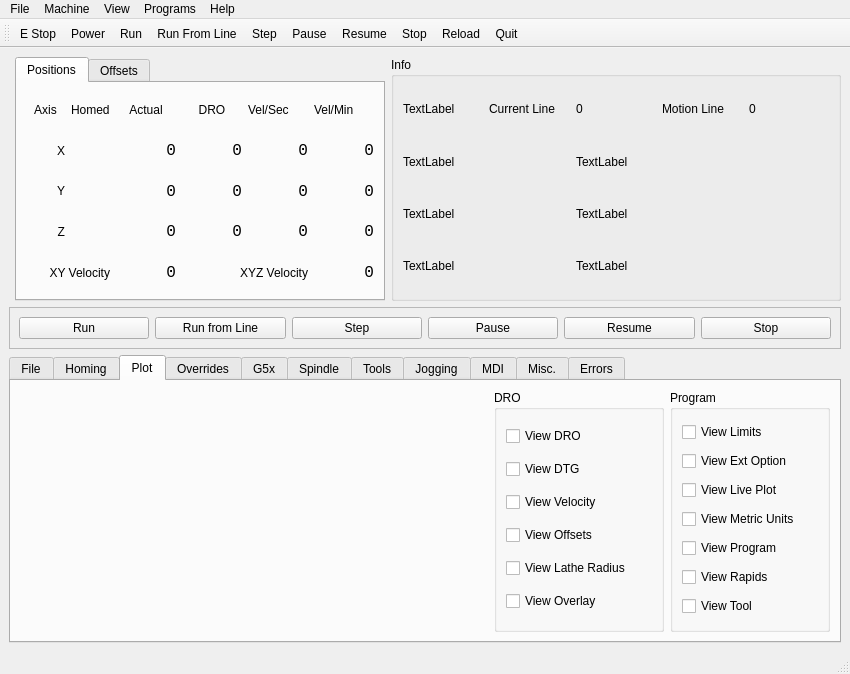
This is examples/xyz/xyz.ui in jethornton/flexgui as Qt 5 draws it before an edit. The edited form follows.
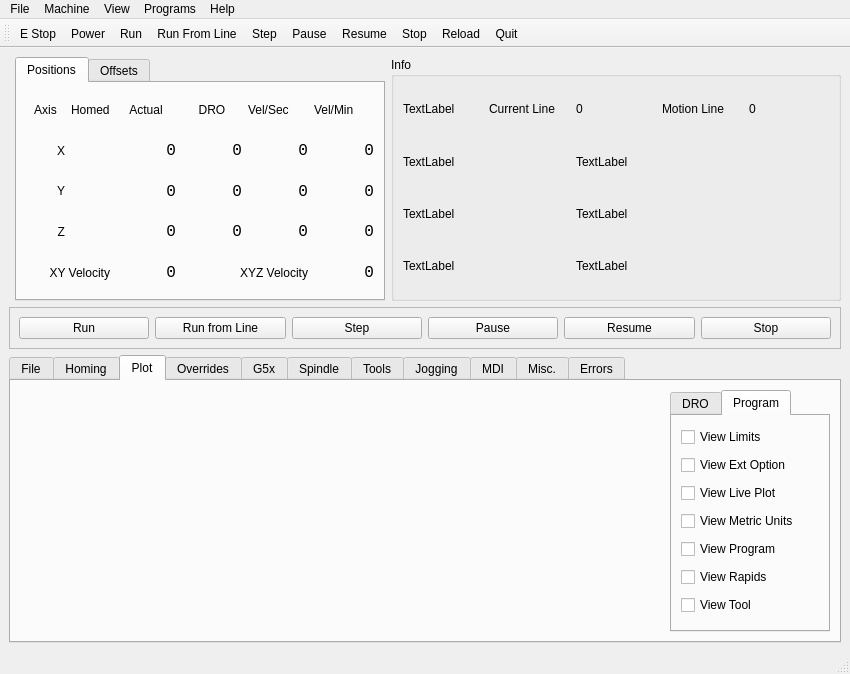
This is the edited form. The open tabs and pages were chosen to show the change.

```diff
--- a/examples/xyz/xyz.ui
+++ b/examples/xyz/xyz.ui
@@ -245,17 +245,27 @@
          <widget class="QFrame" name="plot_widget"/>
         </item>
         <item row="1" column="1">
-         <widget class="QGroupBox" name="groupBox_20">
+         <widget class="QTabWidget" name="tabWidget_3">
+          <property name="sizePolicy">
+           <sizepolicy hsizetype="Minimum" vsizetype="Expanding">
+            <horstretch>0</horstretch>
+            <verstretch>0</verstretch>
+           </sizepolicy>
+          </property>
           <property name="maximumSize">
            <size>
-            <width>170</width>
+            <width>160</width>
             <height>16777215</height>
            </size>
           </property>
-          <property name="title">
+          <property name="currentIndex">
+           <number>1</number>
+          </property>
+          <widget class="QWidget" name="tab_14">
+           <attribute name="title">
            <string>DRO</string>
-          </property>
-          <layout class="QGridLayout" name="gridLayout_39">
+           </attribute>
+           <layout class="QGridLayout" name="gridLayout_41">
            <item row="0" column="0">
             <widget class="QCheckBox" name="view_dro_cb">
              <property name="text">
@@ -300,52 +310,11 @@
            </item>
           </layout>
          </widget>
-        </item>
-        <item row="1" column="2">
-         <widget class="QGroupBox" name="groupBox_6">
-          <property name="sizePolicy">
-           <sizepolicy hsizetype="Minimum" vsizetype="Preferred">
-            <horstretch>0</horstretch>
-            <verstretch>0</verstretch>
-           </sizepolicy>
-          </property>
-          <property name="minimumSize">
-           <size>
-            <width>0</width>
-            <height>0</height>
-           </size>
-          </property>
-          <property name="maximumSize">
-           <size>
-            <width>160</width>
-            <height>16777215</height>
-           </size>
-          </property>
-          <property name="title">
+          <widget class="QWidget" name="tab_15">
+           <attribute name="title">
            <string>Program</string>
-          </property>
-          <layout class="QGridLayout" name="gridLayout_33">
-           <item row="8" column="0">
-            <widget class="QCheckBox" name="view_tool_cb">
-             <property name="text">
-              <string>View Tool</string>
-             </property>
-            </widget>
-           </item>
-           <item row="7" column="0">
-            <widget class="QCheckBox" name="view_rapids_cb">
-             <property name="text">
-              <string>View Rapids</string>
-             </property>
-            </widget>
-           </item>
-           <item row="3" column="0">
-            <widget class="QCheckBox" name="view_live_plot_cb">
-             <property name="text">
-              <string>View Live Plot</string>
-             </property>
-            </widget>
-           </item>
+           </attribute>
+           <layout class="QGridLayout" name="gridLayout_40">
            <item row="0" column="0">
             <widget class="QCheckBox" name="view_limits_cb">
              <property name="text">
@@ -353,28 +322,50 @@
              </property>
             </widget>
            </item>
-           <item row="6" column="0">
-            <widget class="QCheckBox" name="view_program_cb">
-             <property name="text">
-              <string>View Program</string>
-             </property>
-            </widget>
-           </item>
-           <item row="2" column="0">
+            <item row="1" column="0">
             <widget class="QCheckBox" name="view_extents_option_cb">
              <property name="text">
               <string>View Ext Option</string>
              </property>
             </widget>
            </item>
-           <item row="5" column="0">
+            <item row="2" column="0">
+             <widget class="QCheckBox" name="view_live_plot_cb">
+              <property name="text">
+               <string>View Live Plot</string>
+              </property>
+             </widget>
+            </item>
+            <item row="3" column="0">
             <widget class="QCheckBox" name="view_metric_units_cb">
              <property name="text">
               <string>View Metric Units</string>
              </property>
             </widget>
            </item>
-          </layout>
+            <item row="4" column="0">
+             <widget class="QCheckBox" name="view_program_cb">
+              <property name="text">
+               <string>View Program</string>
+              </property>
+             </widget>
+            </item>
+            <item row="5" column="0">
+             <widget class="QCheckBox" name="view_rapids_cb">
+              <property name="text">
+               <string>View Rapids</string>
+              </property>
+             </widget>
+            </item>
+            <item row="6" column="0">
+             <widget class="QCheckBox" name="view_tool_cb">
+              <property name="text">
+               <string>View Tool</string>
+              </property>
+             </widget>
+            </item>
+           </layout>
+          </widget>
          </widget>
         </item>
        </layout>
```
Left out of the diff: 28 changed lines with no effect on the pictures. Lines whose indentation alone changed are shown as unchanged.
